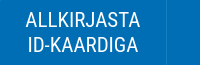
Before: the Qt Designer form client/widgets/MainAction.ui in open-eid/DigiDoc4-Client, drawn with Qt 5.
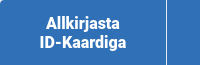
After: the same form once the commit is applied. Icons and pictures are not drawn.

Commit message:
Update remaining buttons to new UI guidlines
IB-7965

```diff
--- a/client/widgets/MainAction.ui
+++ b/client/widgets/MainAction.ui
@@ -10,9 +10,14 @@
     <height>65</height>
    </rect>
   </property>
+  <property name="minimumSize">
+   <size>
+    <width>200</width>
+    <height>65</height>
+   </size>
+  </property>
   <property name="styleSheet">
-   <string notr="true">border-radius: 2px 0 0 0;
-background-color: #1a7dbc;</string>
+   <string notr="true">QPushButton { border-top-left-radius: 4px; }</string>
   </property>
   <layout class="QHBoxLayout" name="horizontalLayout">
    <property name="spacing">
@@ -44,21 +49,20 @@
        <height>65</height>
       </size>
      </property>
-     <property name="font">
-      <font>
-       <family>Roboto Condensed</family>
-       <pointsize>16</pointsize>
-      </font>
-     </property>
      <property name="cursor">
       <cursorShape>PointingHandCursor</cursorShape>
      </property>
      <property name="styleSheet">
       <string notr="true">QPushButton {
-	border-top-left-radius: 2px;
-	border: none;
-	color: #ffffff;
-	background-color: #006EB5;
+border: 0px;
+color: #ffffff;
+background-color: #2F70B6;
+font-family: Roboto, Helvetica;
+font-size: 16px;
+font-weight: 700;
+}
+QPushButton:hover {
+background-color: #2B66A6;
 }
 QPushButton:pressed {
 	background-color: #41B6E6;
@@ -67,12 +71,12 @@
 	background-color: #008DCF;
 }
 QPushButton:disabled {
-	background-color: #D3D3D3;
+background-color: #82A9D3;
 }</string>
      </property>
      <property name="text">
-      <string notr="true">ALLKIRJASTA
-ID-KAARDIGA</string>
+      <string notr="true">Allkirjasta
+ID-Kaardiga</string>
      </property>
     </widget>
    </item>
@@ -98,17 +102,16 @@
      </property>
      <property name="styleSheet">
       <string notr="true">QToolButton {
-	border: solid #1a7dbc;
-	border-width: 0px 0px 0px 1px;
-	background-color: #006EB5;
+border: 0px solid #E7EAEF;
+border-width: 0px 0px 0px 1px;
+background-color: #2F70B6;
+}
+QToolButton:hover {
+background-color: #2B66A6;
 }
 QToolButton:pressed {
-	background-color: #41B6E6;
-}
-QToolButton:hover:!pressed {
-	background-color: #008DCF;
-}
-</string>
+background-color: #215081;
+}</string>
      </property>
      <property name="icon">
       <iconset>
```
Left out of the diff: 5 changed lines with no effect on the pictures. The commit also changes 13 other files.
